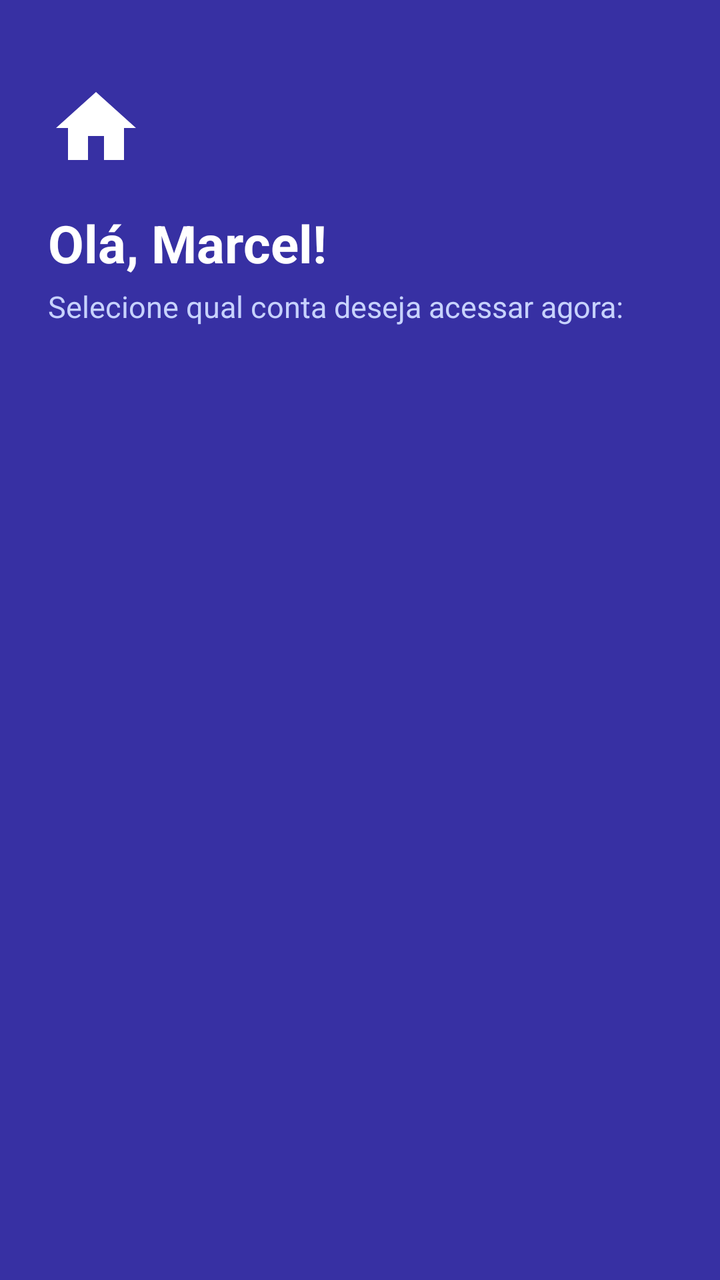
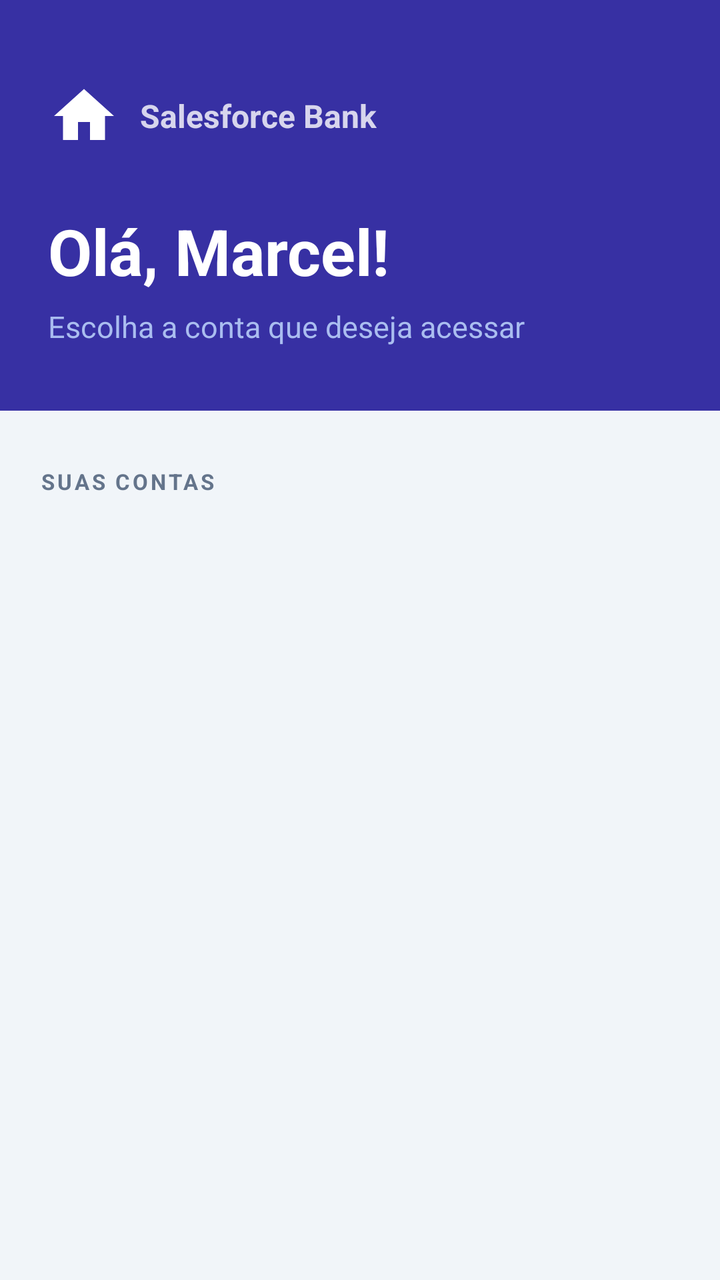

The first picture is an Android layout as it rendered before a commit; the second is the same layout after the commit. The layout source and the unified diff follow.
<!-- AndroidManifest.xml: application theme Theme.SalesforceMN -->
<!-- res/layout/activity_account_selection.xml -->
<?xml version="1.0" encoding="utf-8"?>
<ScrollView xmlns:android="http://schemas.android.com/apk/res/android"
    xmlns:app="http://schemas.android.com/apk/res-auto"
    xmlns:tools="http://schemas.android.com/tools"
    android:layout_width="match_parent"
    android:layout_height="match_parent"
    android:fillViewport="true"
    android:background="@color/brand_primary_dark"
    tools:context=".AccountSelectionActivity">

    <LinearLayout
        android:layout_width="match_parent"
        android:layout_height="wrap_content"
        android:orientation="vertical"
        android:padding="24dp">

        <ImageView
            android:layout_width="48dp"
            android:layout_height="48dp"
            android:layout_marginTop="16dp"
            android:src="@drawable/ic_home"
            app:tint="@color/white" />

        <TextView
            android:id="@+id/tvWelcomeTitle"
            android:layout_width="wrap_content"
            android:layout_height="wrap_content"
            android:layout_marginTop="16dp"
            android:text="Olá, Marcel!"
            android:textSize="26sp"
            android:textStyle="bold"
            android:textColor="@color/white" />

        <TextView
            android:layout_width="wrap_content"
            android:layout_height="wrap_content"
            android:layout_marginTop="4dp"
            android:layout_marginBottom="28dp"
            android:text="Selecione qual conta deseja acessar agora:"
            android:textSize="15sp"
            android:textColor="#C7D2FE" />

        <LinearLayout
            android:id="@+id/llAccountsContainer"
            android:layout_width="match_parent"
            android:layout_height="wrap_content"
            android:orientation="vertical" />

    </LinearLayout>
</ScrollView>
<!-- resources referenced by this layout -->
<resources>
  <color name="brand_primary_dark">#3730A3</color>
  <color name="white">#FFFFFFFF</color>
  <!-- drawable ic_home (drawable) -->
  <vector xmlns:android="http://schemas.android.com/apk/res/android"
      android:width="24dp"
      android:height="24dp"
      android:viewportWidth="24"
      android:viewportHeight="24">
    <path
        android:fillColor="#FF000000"
        android:pathData="M10,20v-6h4v6h5v-8h3L12,3 2,12h3v8z"/>
  </vector>
  <style name="Theme.SalesforceMN" parent="Theme.MaterialComponents.DayNight.NoActionBar">
          
          <item name="colorPrimary">@color/brand_primary</item>
          <item name="colorPrimaryVariant">@color/brand_primary_dark</item>
          <item name="colorOnPrimary">@color/white</item>
          
          <item name="colorSecondary">@color/brand_accent</item>
          <item name="colorSecondaryVariant">@color/teal_700</item>
          <item name="colorOnSecondary">@color/white</item>
          
          <item name="android:statusBarColor">@color/brand_primary_dark</item>
          <item name="android:windowBackground">@color/bg_main</item>
      </style>
  <color name="brand_primary">#4F46E5</color>
  <color name="brand_accent">#10B981</color>
  <color name="teal_700">#047857</color>
  <color name="bg_main">#F8FAFC</color>
</resources>

<!-- the commit's change to res/layout/activity_account_selection.xml (unified diff, before → after) -->
@@ -11,40 +11,91 @@
     <LinearLayout
         android:layout_width="match_parent"
         android:layout_height="wrap_content"
-        android:orientation="vertical"
-        android:padding="24dp">
+        android:orientation="vertical">
 
-        <ImageView
-            android:layout_width="48dp"
-            android:layout_height="48dp"
-            android:layout_marginTop="16dp"
-            android:src="@drawable/ic_home"
-            app:tint="@color/white" />
-
-        <TextView
-            android:id="@+id/tvWelcomeTitle"
-            android:layout_width="wrap_content"
-            android:layout_height="wrap_content"
-            android:layout_marginTop="16dp"
-            android:text="Olá, Marcel!"
-            android:textSize="26sp"
-            android:textStyle="bold"
-            android:textColor="@color/white" />
-
-        <TextView
-            android:layout_width="wrap_content"
-            android:layout_height="wrap_content"
-            android:layout_marginTop="4dp"
-            android:layout_marginBottom="28dp"
-            android:text="Selecione qual conta deseja acessar agora:"
-            android:textSize="15sp"
-            android:textColor="#C7D2FE" />
-
+        
         <LinearLayout
-            android:id="@+id/llAccountsContainer"
             android:layout_width="match_parent"
             android:layout_height="wrap_content"
-            android:orientation="vertical" />
+            android:orientation="vertical"
+            android:paddingHorizontal="24dp"
+            android:paddingTop="40dp"
+            android:paddingBottom="32dp">
+
+            <LinearLayout
+                android:layout_width="wrap_content"
+                android:layout_height="wrap_content"
+                android:orientation="horizontal"
+                android:gravity="center_vertical"
+                android:layout_marginBottom="28dp">
+
+                <ImageView
+                    android:layout_width="36dp"
+                    android:layout_height="36dp"
+                    android:src="@drawable/ic_home"
+                    app:tint="@color/white" />
+
+                <TextView
+                    android:layout_width="wrap_content"
+                    android:layout_height="wrap_content"
+                    android:layout_marginStart="10dp"
+                    android:text="Salesforce Bank"
+                    android:textSize="16sp"
+                    android:textStyle="bold"
+                    android:textColor="#CCFFFFFF" />
+
+            </LinearLayout>
+
+            <TextView
+                android:id="@+id/tvWelcomeTitle"
+                android:layout_width="wrap_content"
+                android:layout_height="wrap_content"
+                android:text="Olá, Marcel!"
+                android:textSize="32sp"
+                android:textStyle="bold"
+                android:textColor="@color/white" />
+
+            <TextView
+                android:layout_width="wrap_content"
+                android:layout_height="wrap_content"
+                android:layout_marginTop="6dp"
+                android:text="Escolha a conta que deseja acessar"
+                android:textSize="15sp"
+                android:textColor="#AABDF0" />
+
+        </LinearLayout>
+
+        
+        <LinearLayout
+            android:layout_width="match_parent"
+            android:layout_height="match_parent"
+            android:orientation="vertical"
+            android:background="#F1F5F9"
+            android:paddingHorizontal="20dp"
+            android:paddingTop="28dp"
+            android:paddingBottom="32dp"
+            android:clipChildren="false"
+            android:clipToPadding="false">
+
+            <TextView
+                android:layout_width="wrap_content"
+                android:layout_height="wrap_content"
+                android:text="SUAS CONTAS"
+                android:textSize="11sp"
+                android:textStyle="bold"
+                android:textColor="@color/text_secondary"
+                android:letterSpacing="0.12"
+                android:layout_marginBottom="14dp" />
+
+            <LinearLayout
+                android:id="@+id/llAccountsContainer"
+                android:layout_width="match_parent"
+                android:layout_height="wrap_content"
+                android:orientation="vertical"
+                android:clipChildren="false"
+                android:clipToPadding="false" />
+
+        </LinearLayout>
 
     </LinearLayout>
 </ScrollView>
<!-- resource entries referenced after the edit -->
@@ -1,6 +1,7 @@
 <!-- resources referenced by this layout -->
 <resources>
   <color name="brand_primary_dark">#3730A3</color>
+  <color name="text_secondary">#64748B</color>
   <color name="white">#FFFFFFFF</color>
   <!-- drawable ic_home (drawable) -->
   <vector xmlns:android="http://schemas.android.com/apk/res/android"
